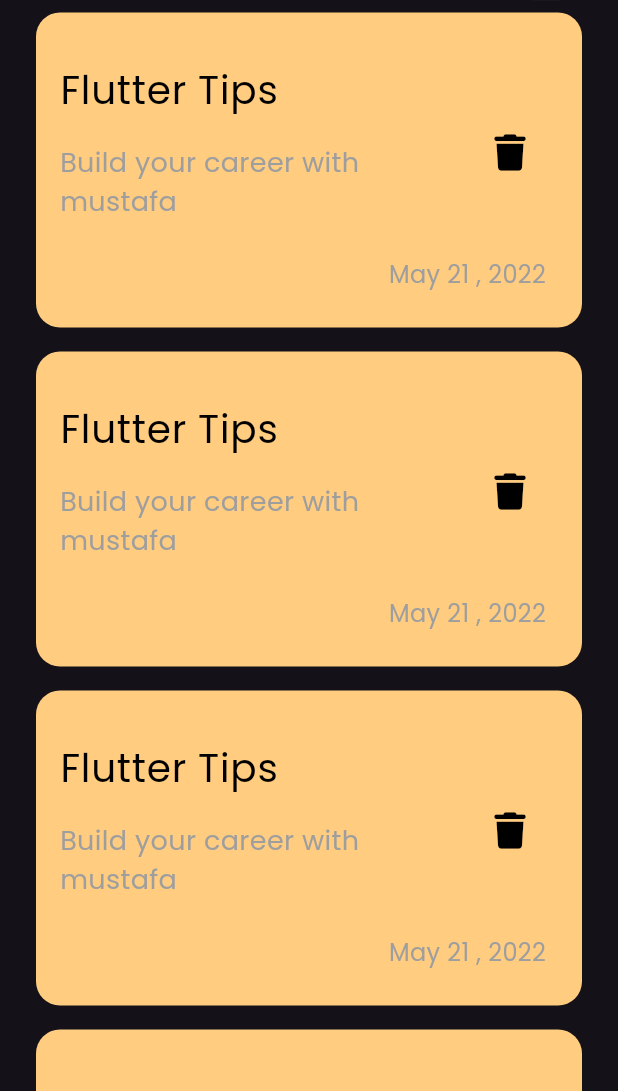
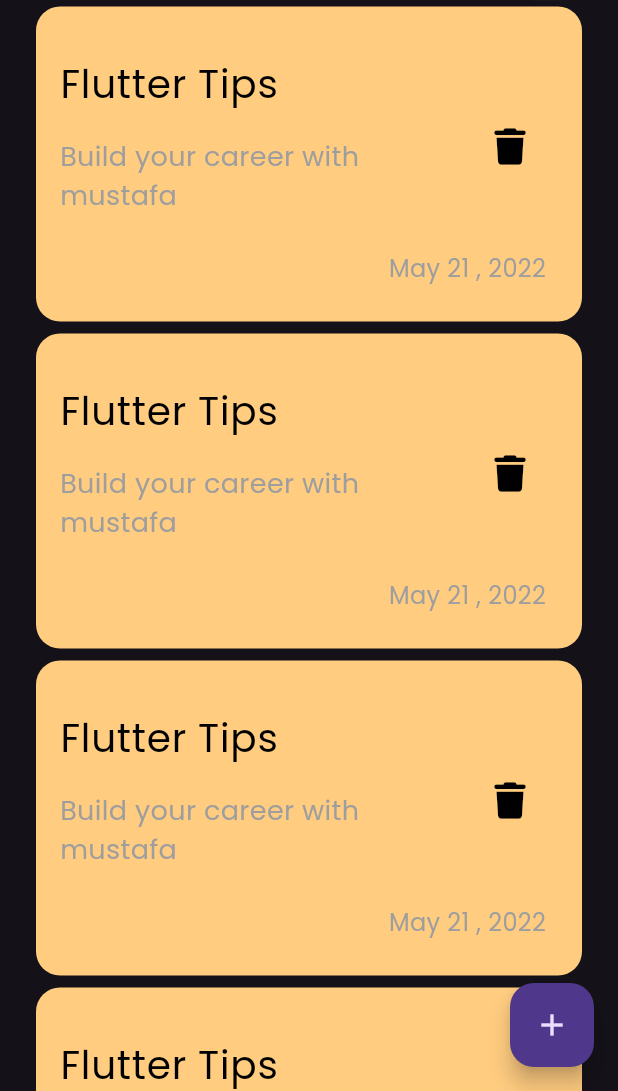
Before and after one commit to MustafaAmmarD/notes_app, a Flutter app: the screen it shows after launch, on a phone screen of 412 x 824 dp, the part 145-1236 px from its top. Run offline on Flutter 3.47's test engine with Material 3 defaults, Android fonts, the phone set to English and light mode, and no system bars; our stand-ins replace font_awesome_flutter.

Commit message:
add floating action button

```diff
--- a/lib/views/notes_view.dart
+++ b/lib/views/notes_view.dart
@@ -6,6 +6,9 @@ class NotesView extends StatelessWidget {
 
   @override
   Widget build(BuildContext context) {
-    return NotesViewBody();
+    return Scaffold(
+      floatingActionButton: FloatingActionButton(onPressed: (){}, child: Icon(Icons.add),),
+      body: NotesViewBody()
+      );
   }
 }
--- a/lib/views/widgets/notes_list_view.dart
+++ b/lib/views/widgets/notes_list_view.dart
@@ -9,7 +9,7 @@ class NotesListView extends StatelessWidget {
   Widget build(BuildContext context) {
     return ListView.builder(itemBuilder: (context,index){
       return Padding(
-        padding: const EdgeInsets.symmetric(vertical: 8),
+        padding: const EdgeInsets.symmetric(vertical: 4),
         child: NoteItem(),
       );
     });
```
